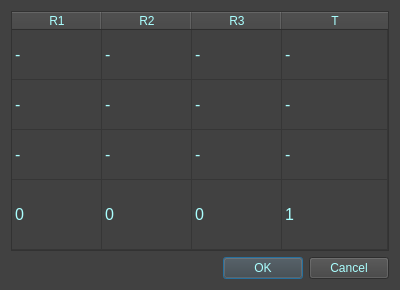
This is src/ui/RegMatWin.ui in DaneshJoy/bronchoscopy as Qt 5 draws it before an edit. The edited form follows.
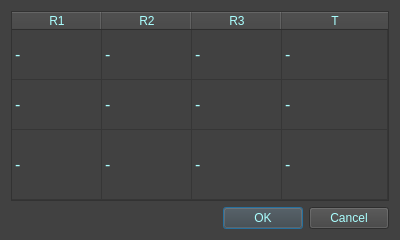
This is the edited form.

```diff
--- a/src/ui/RegMatWin.ui
+++ b/src/ui/RegMatWin.ui
@@ -10,19 +10,19 @@
     <x>0</x>
     <y>0</y>
     <width>400</width>
-    <height>290</height>
+    <height>240</height>
    </rect>
   </property>
   <property name="minimumSize">
    <size>
     <width>400</width>
-    <height>290</height>
+    <height>240</height>
    </size>
   </property>
   <property name="maximumSize">
    <size>
     <width>400</width>
-    <height>290</height>
+    <height>240</height>
    </size>
   </property>
   <property name="windowTitle">
@@ -126,11 +126,6 @@
        <string/>
       </property>
      </row>
-     <row>
-      <property name="text">
-       <string/>
-      </property>
-     </row>
      <column>
       <property name="text">
        <string>R1</string>
@@ -247,29 +242,6 @@
        <set>ItemIsSelectable|ItemIsEditable|ItemIsDragEnabled|ItemIsUserCheckable|ItemIsEnabled</set>
       </property>
      </item>
-     <item row="3" column="0">
-      <property name="text">
-       <string>0</string>
-      </property>
-      <property name="flags">
-       <set>ItemIsDragEnabled|ItemIsUserCheckable</set>
-      </property>
-     </item>
-     <item row="3" column="1">
-      <property name="text">
-       <string>0</string>
-      </property>
-     </item>
-     <item row="3" column="2">
-      <property name="text">
-       <string>0</string>
-      </property>
-     </item>
-     <item row="3" column="3">
-      <property name="text">
-       <string>1</string>
-      </property>
-     </item>
     </widget>
    </item>
    <item>
```
